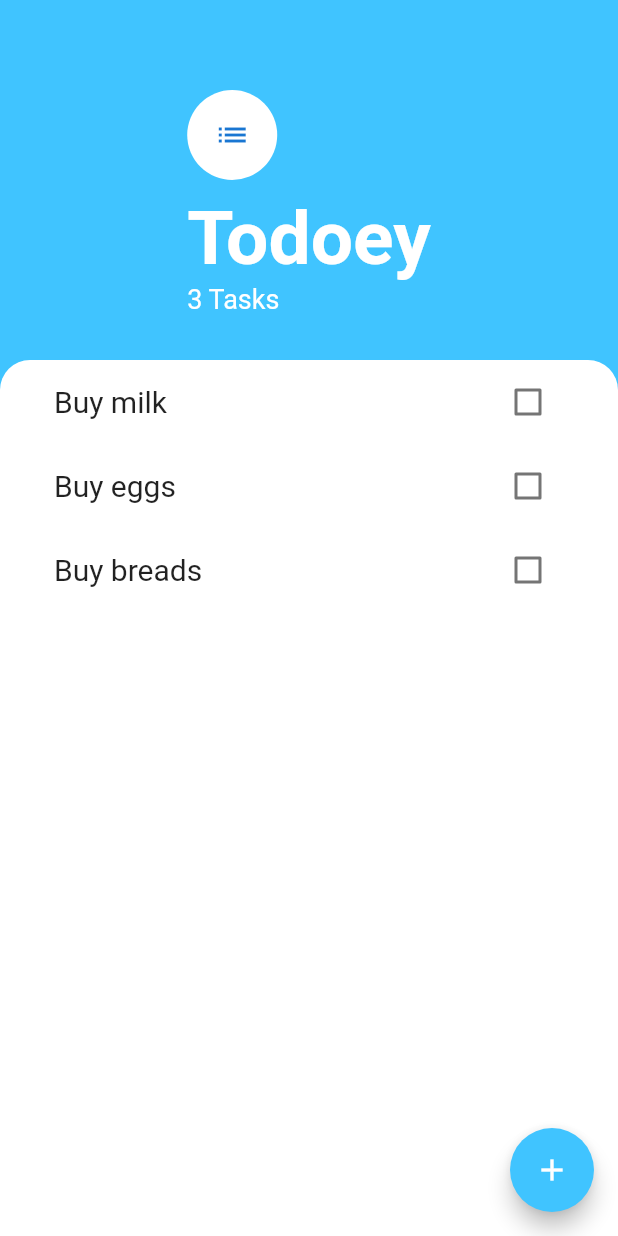
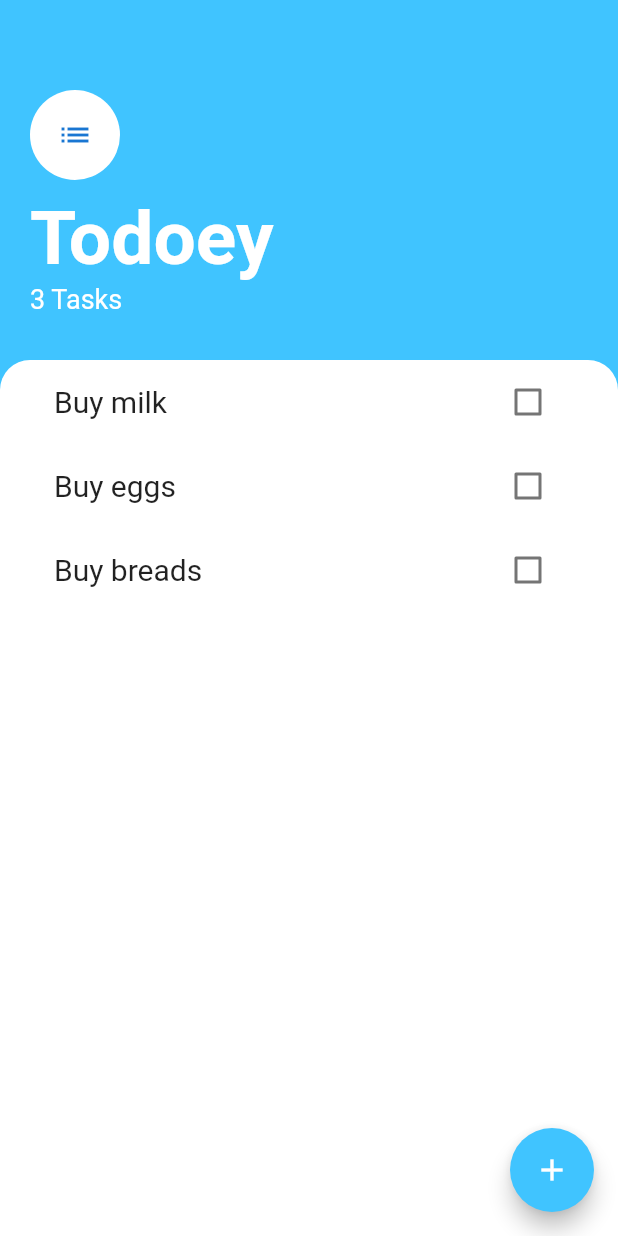
Before and after one commit to AvinandanBose/todolistapp_final, a Flutter app: the screen it shows after launch, on a phone screen of 412 x 824 dp. Run offline on Flutter 3.47's test engine with Material 2 defaults, Android fonts, the phone set to English and light mode, and no system bars.

Commit message:
improved UI by making  crossAxisAlignment start

```diff
--- a/lib/Screens/tasks_screen.dart
+++ b/lib/Screens/tasks_screen.dart
@@ -27,7 +27,8 @@ class TasksScreen extends StatelessWidget {
                     Navigator.pop(context);
                   },
                 ),
-            )),
+              ),
+            ),
             isScrollControlled: true,
           ); //return a widget
         },
@@ -35,10 +36,11 @@ class TasksScreen extends StatelessWidget {
         child: const Icon(Icons.add),
       ),
       body: Column(
+        crossAxisAlignment: CrossAxisAlignment.start,
         children: <Widget>[
           Container(
             padding: const EdgeInsets.only(
-                top: 60.0, left: 30.0, right: 30.0, bottom: 30.0),
+                top: 60.0, left: 20, right: 30.0, bottom: 30.0),
             child: Column(
               crossAxisAlignment: CrossAxisAlignment.start,
               children: <Widget>[
```
Lines whose indentation alone changed are shown as unchanged.
